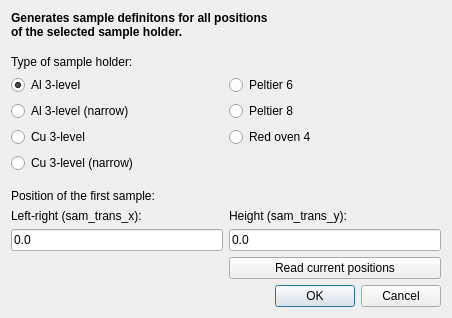
Qt form custom/kws1/lib/gui/sampleconf_gen.ui (mlz-ictrl/nicos) before a commit.
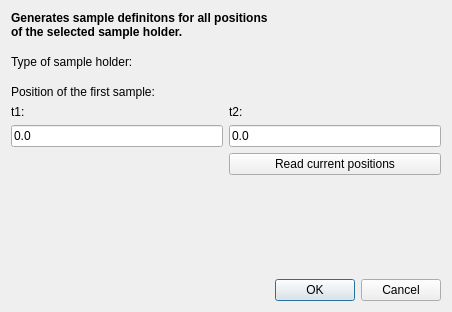
The same form after that commit.

Diff of the .ui file:
```diff
--- a/custom/kws1/lib/gui/sampleconf_gen.ui
+++ b/custom/kws1/lib/gui/sampleconf_gen.ui
@@ -69,7 +69,7 @@
       <property name="margin">
        <number>0</number>
       </property>
-      <item row="15" column="0">
+      <item row="11" column="0">
        <spacer name="verticalSpacer">
         <property name="orientation">
          <enum>Qt::Vertical</enum>
@@ -82,116 +82,64 @@
         </property>
        </spacer>
       </item>
-      <item row="6" column="0">
-       <widget class="QRadioButton" name="al3Btn">
-        <property name="text">
-         <string>Al 3-level</string>
+      <item row="6" column="0" colspan="2">
+       <spacer name="verticalSpacer_2">
+        <property name="orientation">
+         <enum>Qt::Vertical</enum>
         </property>
-        <property name="checked">
-         <bool>true</bool>
+        <property name="sizeType">
+         <enum>QSizePolicy::Fixed</enum>
         </property>
-       </widget>
-      </item>
-      <item row="8" column="1">
-       <widget class="QRadioButton" name="oven4Btn">
-        <property name="text">
-         <string>Red oven 4</string>
+        <property name="sizeHint" stdset="0">
+         <size>
+          <width>20</width>
+          <height>10</height>
+         </size>
         </property>
-       </widget>
-      </item>
-      <item row="6" column="1">
-       <widget class="QRadioButton" name="peltier6Btn">
-        <property name="text">
-         <string>Peltier 6</string>
-        </property>
-       </widget>
-      </item>
-      <item row="7" column="0">
-       <widget class="QRadioButton" name="al3nBtn">
-        <property name="text">
-         <string>Al 3-level (narrow)</string>
-        </property>
-       </widget>
-      </item>
-      <item row="7" column="1">
-       <widget class="QRadioButton" name="peltier8Btn">
-        <property name="text">
-         <string>Peltier 8</string>
-        </property>
-       </widget>
+       </spacer>
       </item>
       <item row="8" column="0">
-       <widget class="QRadioButton" name="cu3Btn">
+       <widget class="QLabel" name="ax1Lbl">
         <property name="text">
-         <string>Cu 3-level</string>
+         <string>t1:</string>
+        </property>
+       </widget>
+      </item>
+      <item row="8" column="1">
+       <widget class="QLabel" name="ax2Lbl">
+        <property name="text">
+         <string>t2:</string>
+        </property>
+       </widget>
+      </item>
+      <item row="9" column="1">
+       <widget class="QLineEdit" name="ax2Box">
+        <property name="text">
+         <string>0.0</string>
         </property>
        </widget>
       </item>
       <item row="9" column="0">
-       <widget class="QRadioButton" name="cu3nBtn">
+       <widget class="QLineEdit" name="ax1Box">
         <property name="text">
-         <string>Cu 3-level (narrow)</string>
-        </property>
-       </widget>
-      </item>
-      <item row="12" column="0">
-       <widget class="QLabel" name="label_2">
-        <property name="text">
-         <string>Left-right (sam_trans_x):</string>
-        </property>
-       </widget>
-      </item>
-      <item row="12" column="1">
-       <widget class="QLabel" name="label_3">
-        <property name="text">
-         <string>Height (sam_trans_y):</string>
-        </property>
-       </widget>
-      </item>
-      <item row="13" column="1">
-       <widget class="QLineEdit" name="heightBox">
-        <property name="text">
          <string>0.0</string>
         </property>
        </widget>
       </item>
-      <item row="13" column="0">
-       <widget class="QLineEdit" name="transBox">
-        <property name="text">
-         <string>0.0</string>
-        </property>
-       </widget>
-      </item>
-      <item row="11" column="0">
+      <item row="7" column="0">
        <widget class="QLabel" name="label_4">
         <property name="text">
          <string>Position of the first sample:</string>
         </property>
        </widget>
       </item>
-      <item row="14" column="1">
+      <item row="10" column="1">
        <widget class="QPushButton" name="readBtn">
         <property name="text">
          <string>Read current positions</string>
         </property>
        </widget>
       </item>
-      <item row="10" column="0" colspan="2">
-       <spacer name="verticalSpacer_2">
-        <property name="orientation">
-         <enum>Qt::Vertical</enum>
-        </property>
-        <property name="sizeType">
-         <enum>QSizePolicy::Fixed</enum>
-        </property>
-        <property name="sizeHint" stdset="0">
-         <size>
-          <width>20</width>
-          <height>10</height>
-         </size>
-        </property>
-       </spacer>
-      </item>
      </layout>
     </widget>
    </item>
```
Left out of the diff: 2 changed lines with no effect on the pictures.
